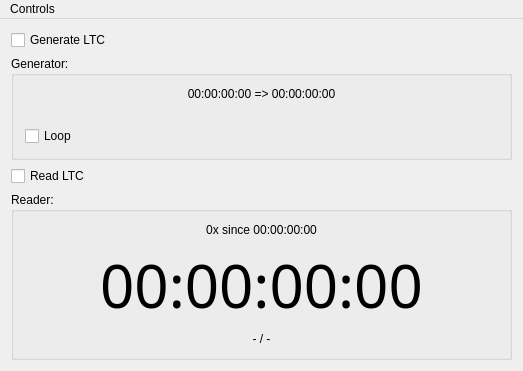
JokerSync/Joker, file app/LTCTool/LTCToolWindow.ui: the form before one commit.
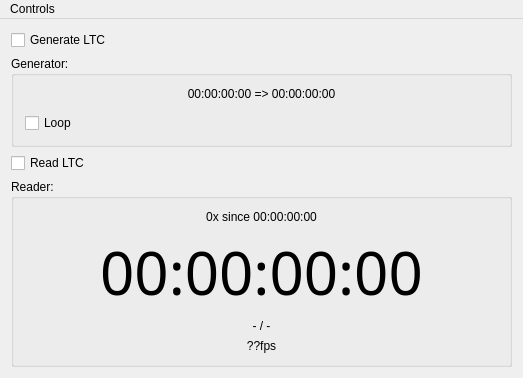
The form after the commit. Custom widgets are drawn as their Qt base class.

What changed in the file:
```diff
--- a/app/LTCTool/LTCToolWindow.ui
+++ b/app/LTCTool/LTCToolWindow.ui
@@ -7,7 +7,7 @@
     <x>0</x>
     <y>0</y>
     <width>523</width>
-    <height>371</height>
+    <height>376</height>
    </rect>
   </property>
   <property name="windowTitle">
@@ -113,6 +113,16 @@
          </property>
         </widget>
        </item>
+       <item>
+        <widget class="QLabel" name="tcTypelabel">
+         <property name="text">
+          <string notr="true">??fps</string>
+         </property>
+         <property name="alignment">
+          <set>Qt::AlignCenter</set>
+         </property>
+        </widget>
+       </item>
       </layout>
      </widget>
     </item>
```
